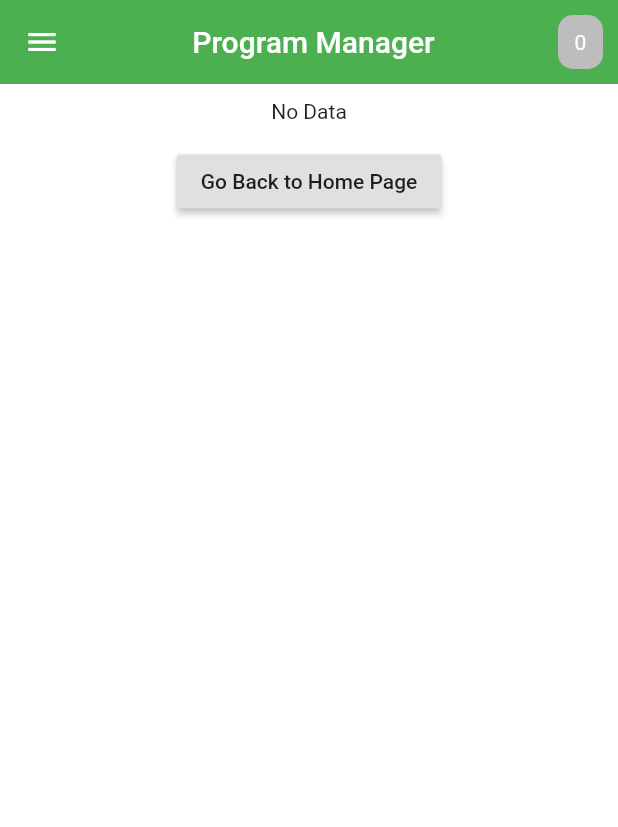
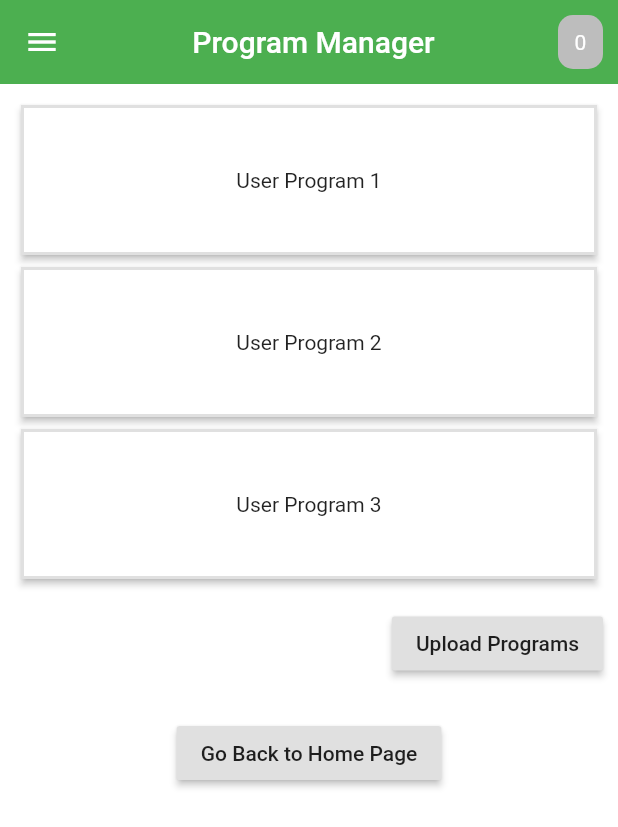
Before and after one commit to Senior-Design-0x07/flutter-frontend, a Flutter app: the screen it shows after launch, after a tap on "Program Manager", on a phone screen of 412 x 824 dp. Shown: the top 827 px of the screen. Run offline on Flutter 3.47's test engine with Material 2 defaults, Android fonts, the phone set to English and light mode, and no system bars; network calls fail.

Commit message:
Created a dummy program manager page, and finished quarter 2 demo from flutter frontend

```diff
--- a/lib/main.dart
+++ b/lib/main.dart
@@ -16,7 +16,7 @@ class _HHApp extends State<HHApp> {
   @override
   Widget build(BuildContext context) {
     return MaterialApp(
-      debugShowCheckedModeBanner: true,
+      debugShowCheckedModeBanner: false,
       theme: ThemeData(
         primarySwatch: Colors.green,
         backgroundColor: Colors.white,
--- a/lib/program_manager/program_main_page.dart
+++ b/lib/program_manager/program_main_page.dart
@@ -35,9 +35,131 @@ class _ProgramManagerPageState extends State<ProgramManagerPage> {
       body: SafeArea(
         child: SingleChildScrollView(
           padding: EdgeInsets.all(10.0),
-          child: Column(children: [
-            Center(child: Text("No Data")),
-            SizedBox(height: 15,),
+          child: Column(mainAxisAlignment: MainAxisAlignment.center, children: [
+            Card(
+                elevation: 2,
+                shape: RoundedRectangleBorder(
+                    side: BorderSide(width: 2, color: Colors.grey.shade300)),
+                child: Builder(
+                  builder: (context) => InkWell(
+                    splashColor: Colors.green.withAlpha(80),
+                    onTap: () => showDialog(
+                        context: context,
+                        builder: (_) => AlertDialog(
+                              title: Text("Program Info"),
+                              content: Text("What would you like to do?"),
+                              actions: [
+                                FlatButton(
+                                    onPressed: () {
+                                      Navigator.of(context).pop();
+                                    },
+                                    child: Text('Start')),
+                                FlatButton(
+                                    onPressed: () {
+                                      Navigator.of(context).pop();
+                                    },
+                                    child: Text('Stop')),
+                                FlatButton(
+                                    onPressed: () {
+                                      Navigator.of(context).pop();
+                                    },
+                                    child: Text('Restart')),
+                              ],
+                            ),
+                        barrierDismissible: false),
+                    child: Container(
+                      width: double.infinity,
+                      height: 100,
+                      child: Center(child: Text("User Program 1")),
+                    ),
+                  ),
+                )),
+            Card(
+                elevation: 2,
+                shape: RoundedRectangleBorder(
+                    side: BorderSide(width: 2, color: Colors.grey.shade300)),
+                child: Builder(
+                  builder: (context) => InkWell(
+                    splashColor: Colors.green.withAlpha(80),
+                    onTap: () => showDialog(
+                        context: context,
+                        builder: (_) => AlertDialog(
+                              title: Text("Program Info"),
+                              content: Text("What would you like to do?"),
+                              actions: [
+                                FlatButton(
+                                    onPressed: () {
+                                      Navigator.of(context).pop();
+                                    },
+                                    child: Text('Start')),
+                                FlatButton(
+                                    onPressed: () {
+                                      Navigator.of(context).pop();
+                                    },
+                                    child: Text('Stop')),
+                                FlatButton(
+                                    onPressed: () {
+                                      Navigator.of(context).pop();
+                                    },
+                                    child: Text('Restart')),
+                              ],
+                            ),
+                        barrierDismissible: false),
+                    child: Container(
+                      width: double.infinity,
+                      height: 100,
+                      child: Center(child: Text("User Program 2")),
+                    ),
+                  ),
+                )),
+            Card(
+                elevation: 2,
+                shape: RoundedRectangleBorder(
+                    side: BorderSide(width: 2, color: Colors.grey.shade300)),
+                child: Builder(
+                  builder: (context) => InkWell(
+                    splashColor: Colors.green.withAlpha(80),
+                    onTap: () => showDialog(
+                        context: context,
+                        builder: (_) => AlertDialog(
+                              title: Text("Program Info"),
+                              content: Text("What would you like to do?"),
+                              actions: [
+                                FlatButton(
+                                    onPressed: () {
+                                      Navigator.of(context).pop();
+                                    },
+                                    child: Text('Start')),
+                                FlatButton(
+                                    onPressed: () {
+                                      Navigator.of(context).pop();
+                                    },
+                                    child: Text('Stop')),
+                                FlatButton(
+                                    onPressed: () {
+                                      Navigator.of(context).pop();
+                                    },
+                                    child: Text('Restart')),
+                              ],
+                            ),
+                        barrierDismissible: false),
+                    child: Container(
+                      width: double.infinity,
+                      height: 100,
+                      child: Center(child: Text("User Program 3")),
+                    ),
+                  ),
+                )),
+            SizedBox(height: 15),
+            Container(
+              child: Align(
+                  alignment: Alignment.centerRight,
+                  child: RaisedButton(
+                      onPressed: () {}, child: Text("Upload Programs"))),
+            ),
+            SizedBox(
+              height: 25,
+            ),
             RaisedButton(
               onPressed: () {
                 Navigator.of(context).pop();
```
